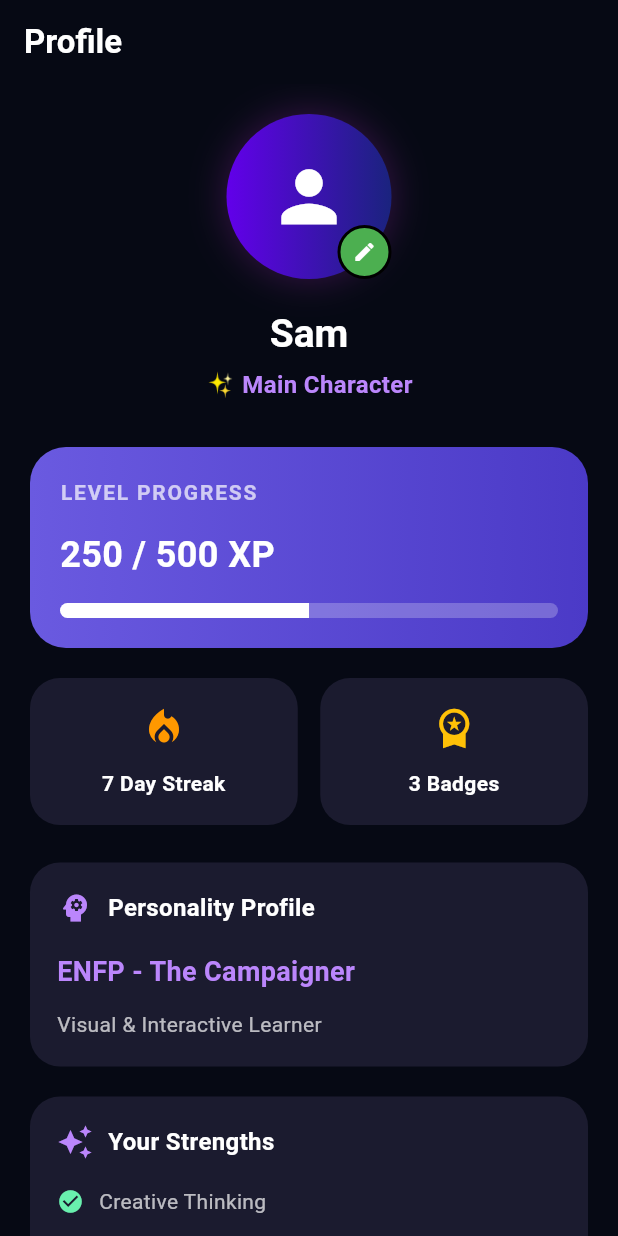
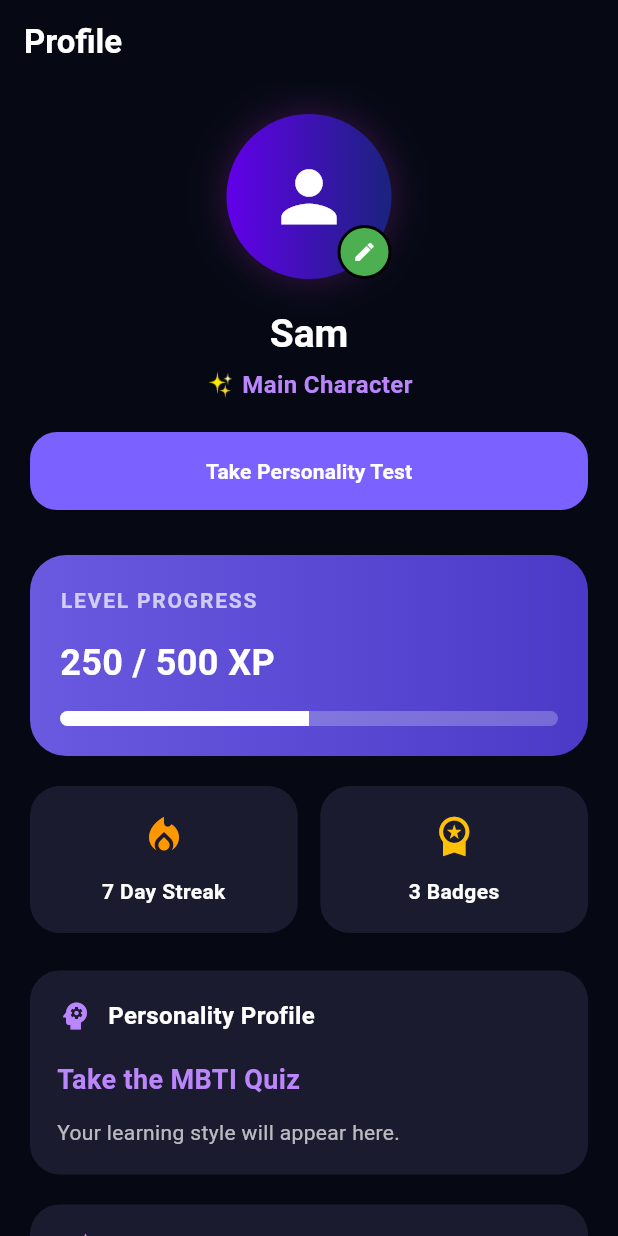
Before and after one commit to atarhbekatoh-star/SPOTLIGHT, a Flutter app: the ProfilePage screen opened directly, on a phone screen of 412 x 824 dp. Run offline on Flutter 3.47's test engine with Material 3 defaults, Android fonts, the phone set to English and light mode, and no system bars; our stand-ins replace cached_network_image, google_fonts, image_picker; missing offline and left inert: multi_charts.

Commit message:
some updates and others

```diff
--- a/lib/main.dart
+++ b/lib/main.dart
@@ -87,7 +87,7 @@ class _MainScreenState extends State<MainScreen> {
         type: BottomNavigationBarType.fixed,
         items: const [
           BottomNavigationBarItem(icon: Icon(Icons.home_filled), label: 'Home'),
-          BottomNavigationBarItem(icon: Icon(Icons.bar_chart), label: 'Stats'),
+          BottomNavigationBarItem(icon: Icon(Icons.chat_bubble_outlined), label: 'chat'),
           BottomNavigationBarItem(
             icon: Icon(Icons.psychology),
             label: 'Practice',
--- a/lib/profile_page.dart
+++ b/lib/profile_page.dart
@@ -1,5 +1,5 @@
-
 import 'package:flutter/material.dart';
+import 'mbti_quiz_page.dart';
 
 class ProfilePage extends StatefulWidget {
   final ThemeMode currentThemeMode;
@@ -17,34 +17,57 @@ class ProfilePage extends StatefulWidget {
 
 class _ProfilePageState extends State<ProfilePage> {
   // -----------------------------
-  // MOCK BACKEND DATA
-  // Later you can replace this
-  // with Firebase/API/database data
+  // USER DATA
   // -----------------------------
 
   final String userName = "Sam";
   final String currentRank = "✨ Main Character";
+
   final int xp = 250;
   final int maxXp = 500;
+
   final int streakDays = 7;
   final int badges = 3;
   final int weeklyProgress = 68;
 
-  final String personalityType = "ENFP - The Campaigner";
-  final String learningStyle = "Visual & Interactive Learner";
+  // -----------------------------
+  // MBTI DATA (UPDATABLE)
+  // -----------------------------
 
-  final List<String> strengths = [
-    "Creative Thinking",
-    "Fast Learner",
-    "Strong Communication",
-    "High Motivation",
+  String personalityType = "Take the MBTI Quiz";
+  String learningStyle = "Your learning style will appear here.";
+
+  List<String> strengths = [
+    "Complete the personality test",
   ];
+
+  String aiInsight =
+      "Your personality insights will appear after taking the test.";
+
+  // -----------------------------
+  // GOALS
+  // -----------------------------
 
   final List<String> goals = [
     "Complete 3 practice sessions",
     "Maintain 7-day streak",
     "Unlock next badge",
   ];
+
+  void updatePersonalityData(Map<String, dynamic> result) {
+    setState(() {
+      personalityType = result["type"];
+
+      learningStyle =
+          result["type"].contains("N")
+              ? "Creative & Intuitive Learner"
+              : "Structured & Practical Learner";
+
+      strengths = List<String>.from(result["strengths"]);
+
+      aiInsight = result["insight"];
+    });
+  }
 
   @override
   Widget build(BuildContext context) {
@@ -53,13 +76,16 @@ class _ProfilePageState extends State<ProfilePage> {
     final isDarkMode =
         widget.currentThemeMode == ThemeMode.dark ||
         (widget.currentThemeMode == ThemeMode.system &&
-            MediaQuery.of(context).platformBrightness == Brightness.dark);
+            MediaQuery.of(context).platformBrightness ==
+                Brightness.dark);
 
     return Scaffold(
       backgroundColor: theme.scaffoldBackgroundColor,
+
       appBar: AppBar(
         backgroundColor: Colors.transparent,
         elevation: 0,
+
         title: Text(
           "Profile",
           style: TextStyle(
@@ -68,29 +94,39 @@ class _ProfilePageState extends State<ProfilePage> {
           ),
         ),
       ),
+
       body: ListView(
-        padding: const EdgeInsets.symmetric(horizontal: 20, vertical: 10),
+        padding: const EdgeInsets.symmetric(
+          horizontal: 20,
+          vertical: 10,
+        ),
+
         children: [
           const SizedBox(height: 10),
 
           // PROFILE HEADER
+
           Center(
             child: Column(
               children: [
                 Stack(
                   alignment: Alignment.bottomRight,
+
                   children: [
                     Container(
                       height: 110,
                       width: 110,
+
                       decoration: BoxDecoration(
                         shape: BoxShape.circle,
+
                         gradient: const LinearGradient(
                           colors: [
                             Color(0xFF6200EA),
                             Color(0xFF1A237E),
                           ],
                         ),
+
                         boxShadow: [
                           BoxShadow(
                             color: Colors.purple.withAlpha(80),
@@ -99,6 +135,7 @@ class _ProfilePageState extends State<ProfilePage> {
                           ),
                         ],
                       ),
+
                       child: const Icon(
                         Icons.person,
                         size: 55,
@@ -108,11 +145,16 @@ class _ProfilePageState extends State<ProfilePage> {
 
                     Container(
                       padding: const EdgeInsets.all(8),
+
                       decoration: BoxDecoration(
                         color: Colors.green,
                         shape: BoxShape.circle,
-                        border: Border.all(color: Colors.black, width: 2),
+                        border: Border.all(
+                          color: Colors.black,
+                          width: 2,
                         ),
+                      ),
+
                       child: const Icon(
                         Icons.edit,
                         color: Colors.white,
@@ -126,6 +168,7 @@ class _ProfilePageState extends State<ProfilePage> {
 
                 Text(
                   userName,
+
                   style: theme.textTheme.titleLarge?.copyWith(
                     fontSize: 26,
                     fontWeight: FontWeight.bold,
@@ -136,10 +179,57 @@ class _ProfilePageState extends State<ProfilePage> {
 
                 Text(
                   currentRank,
+
                   style: const TextStyle(
                     color: Color(0xFFBB86FC),
                     fontSize: 16,
                     fontWeight: FontWeight.w600,
+                  ),
+                ),
+
+                const SizedBox(height: 20),
+
+                // MBTI QUIZ BUTTON
+
+                SizedBox(
+                  width: double.infinity,
+
+                  child: ElevatedButton(
+                    onPressed: () {
+                      Navigator.push(
+                        context,
+                        MaterialPageRoute(
+                          builder: (_) => MBTIQuizPage(
+                            onQuizCompleted:
+                                updatePersonalityData,
+                          ),
+                        ),
+                      );
+                    },
+
+                    style: ElevatedButton.styleFrom(
+                      backgroundColor:
+                          const Color(0xFF7B61FF),
+
+                      padding:
+                          const EdgeInsets.symmetric(
+                        vertical: 16,
+                      ),
+
+                      shape: RoundedRectangleBorder(
+                        borderRadius:
+                            BorderRadius.circular(18),
+                      ),
+                    ),
+
+                    child: const Text(
+                      "Take Personality Test",
+
+                      style: TextStyle(
+                        color: Colors.white,
+                        fontWeight: FontWeight.bold,
+                      ),
+                    ),
                   ),
                 ),
               ],
@@ -149,10 +239,13 @@ class _ProfilePageState extends State<ProfilePage> {
           const SizedBox(height: 30),
 
           // XP CARD
+
           Container(
             padding: const EdgeInsets.all(20),
+
             decoration: BoxDecoration(
               borderRadius: BorderRadius.circular(24),
+
               gradient: const LinearGradient(
                 colors: [
                   Color(0xFF6A5AE0),
@@ -160,11 +253,15 @@ class _ProfilePageState extends State<ProfilePage> {
                 ],
               ),
             ),
+
             child: Column(
-              crossAxisAlignment: CrossAxisAlignment.start,
+              crossAxisAlignment:
+                  CrossAxisAlignment.start,
+
               children: [
                 const Text(
                   "LEVEL PROGRESS",
+
                   style: TextStyle(
                     color: Colors.white70,
                     letterSpacing: 1.2,
@@ -176,6 +273,7 @@ class _ProfilePageState extends State<ProfilePage> {
 
                 Text(
                   "$xp / $maxXp XP",
+
                   style: const TextStyle(
                     color: Colors.white,
                     fontSize: 24,
@@ -186,12 +284,17 @@ class _ProfilePageState extends State<ProfilePage> {
                 const SizedBox(height: 15),
 
                 ClipRRect(
-                  borderRadius: BorderRadius.circular(20),
+                  borderRadius:
+                      BorderRadius.circular(20),
+
                   child: LinearProgressIndicator(
                     value: xp / maxXp,
                     minHeight: 10,
                     backgroundColor: Colors.white24,
-                    valueColor: const AlwaysStoppedAnimation<Color>(
+
+                    valueColor:
+                        const AlwaysStoppedAnimation<
+                            Color>(
                       Colors.white,
                     ),
                   ),
@@ -202,13 +305,16 @@ class _ProfilePageState extends State<ProfilePage> {
 
           const SizedBox(height: 20),
 
-          // STATS ROW
+          // MINI STATS
+
           Row(
             children: [
               Expanded(
                 child: _buildMiniStatCard(
-                  icon: Icons.local_fire_department,
-                  title: "$streakDays Day Streak",
+                  icon:
+                      Icons.local_fire_department,
+                  title:
+                      "$streakDays Day Streak",
                   color: Colors.orange,
                 ),
               ),
@@ -227,15 +333,20 @@ class _ProfilePageState extends State<ProfilePage> {
 
           const SizedBox(height: 25),
 
-          // PERSONALITY CARD
+          // PERSONALITY PROFILE
+
           _buildSectionCard(
             title: "Personality Profile",
             icon: Icons.psychology,
+
             child: Column(
-              crossAxisAlignment: CrossAxisAlignment.start,
+              crossAxisAlignment:
+                  CrossAxisAlignment.start,
+
               children: [
                 Text(
                   personalityType,
+
                   style: const TextStyle(
                     color: Color(0xFFBB86FC),
                     fontSize: 18,
@@ -247,6 +358,7 @@ class _ProfilePageState extends State<ProfilePage> {
 
                 Text(
                   learningStyle,
+
                   style: const TextStyle(
                     color: Colors.white70,
                     fontSize: 14,
@@ -258,28 +370,42 @@ class _ProfilePageState extends State<ProfilePage> {
 
           const SizedBox(height: 20),
 
-          // STRENGTHS CARD
+          // STRENGTHS
+
           _buildSectionCard(
             title: "Your Strengths",
             icon: Icons.auto_awesome,
+
             child: Column(
-              children: strengths
+              children:
+                  strengths
                       .map(
                         (strength) => Padding(
-                      padding: const EdgeInsets.only(bottom: 12),
+                          padding:
+                              const EdgeInsets.only(
+                            bottom: 12,
+                          ),
+
                           child: Row(
                             children: [
                               const Icon(
                                 Icons.check_circle,
-                            color: Colors.greenAccent,
+                                color:
+                                    Colors.greenAccent,
                                 size: 18,
                               ),
-                          const SizedBox(width: 10),
+
+                              const SizedBox(
+                                  width: 10),
+
                               Expanded(
                                 child: Text(
                                   strength,
-                              style: const TextStyle(
-                                color: Colors.white70,
+
+                                  style:
+                                      const TextStyle(
+                                    color:
+                                        Colors.white70,
                                   ),
                                 ),
                               ),
@@ -294,14 +420,19 @@ class _ProfilePageState extends State<ProfilePage> {
           const SizedBox(height: 20),
 
           // WEEKLY PROGRESS
+
           _buildSectionCard(
             title: "Weekly Progress",
             icon: Icons.bar_chart,
+
             child: Column(
-              crossAxisAlignment: CrossAxisAlignment.start,
+              crossAxisAlignment:
+                  CrossAxisAlignment.start,
+
               children: [
                 Text(
                   "$weeklyProgress% Complete",
+
                   style: const TextStyle(
                     color: Colors.white,
                     fontWeight: FontWeight.bold,
@@ -312,12 +443,18 @@ class _ProfilePageState extends State<ProfilePage> {
                 const SizedBox(height: 15),
 
                 ClipRRect(
-                  borderRadius: BorderRadius.circular(20),
+                  borderRadius:
+                      BorderRadius.circular(20),
+
                   child: LinearProgressIndicator(
                     value: weeklyProgress / 100,
                     minHeight: 10,
-                    backgroundColor: Colors.white10,
-                    valueColor: const AlwaysStoppedAnimation<Color>(
+                    backgroundColor:
+                        Colors.white10,
+
+                    valueColor:
+                        const AlwaysStoppedAnimation<
+                            Color>(
                       Color(0xFFBB86FC),
                     ),
                   ),
@@ -328,28 +465,43 @@ class _ProfilePageState extends State<ProfilePage> {
 
           const SizedBox(height: 20),
 
-          // GOALS SECTION
+          // GOALS
+
           _buildSectionCard(
             title: "Current Goals",
             icon: Icons.flag,
+
             child: Column(
-              children: goals
+              children:
+                  goals
                       .map(
                         (goal) => Padding(
-                      padding: const EdgeInsets.only(bottom: 12),
+                          padding:
+                              const EdgeInsets.only(
+                            bottom: 12,
+                          ),
+
                           child: Row(
                             children: [
                               const Icon(
-                            Icons.radio_button_checked,
-                            color: Color(0xFFBB86FC),
+                                Icons
+                                    .radio_button_checked,
+                                color:
+                                    Color(0xFFBB86FC),
                                 size: 18,
                               ),
-                          const SizedBox(width: 10),
+
+                              const SizedBox(
+                                  width: 10),
+
                               Expanded(
                                 child: Text(
                                   goal,
-                              style: const TextStyle(
-                                color: Colors.white70,
+
+                                  style:
+                                      const TextStyle(
+                                    color:
+                                        Colors.white70,
                                   ),
                                 ),
                               ),
@@ -363,23 +515,31 @@ class _ProfilePageState extends State<ProfilePage> {
 
           const SizedBox(height: 20),
 
-          // AI INSIGHT CARD
+          // AI INSIGHT
+
           Container(
             padding: const EdgeInsets.all(18),
+
             decoration: BoxDecoration(
-              borderRadius: BorderRadius.circular(20),
+              borderRadius:
+                  BorderRadius.circular(20),
+
               gradient: LinearGradient(
                 colors: [
                   Colors.purple.withAlpha(40),
                   Colors.blue.withAlpha(30),
                 ],
               ),
+
               border: Border.all(
                 color: Colors.purple.withAlpha(80),
               ),
             ),
+
             child: Row(
-              crossAxisAlignment: CrossAxisAlignment.start,
+              crossAxisAlignment:
+                  CrossAxisAlignment.start,
+
               children: [
                 const Icon(
                   Icons.lightbulb_outline,
@@ -390,7 +550,8 @@ class _ProfilePageState extends State<ProfilePage> {
 
                 Expanded(
                   child: Text(
-                    "Your consistency is improving rapidly. Keep practicing daily to unlock your next achievement and level up faster.",
+                    aiInsight,
+
                     style: const TextStyle(
                       color: Colors.white70,
                       height: 1.5,
@@ -403,22 +564,36 @@ class _ProfilePageState extends State<ProfilePage> {
 
           const SizedBox(height: 25),
 
-          // THEME SETTINGS
+          // DARK MODE
+
           Container(
             decoration: BoxDecoration(
               color: theme.cardColor,
-              borderRadius: BorderRadius.circular(20),
+              borderRadius:
+                  BorderRadius.circular(20),
             ),
+
             child: SwitchListTile(
               title: const Text("Dark Theme"),
+
               secondary: Icon(
-                isDarkMode ? Icons.dark_mode : Icons.light_mode,
+                isDarkMode
+                    ? Icons.dark_mode
+                    : Icons.light_mode,
               ),
+
               value: isDarkMode,
-              activeTrackColor: Colors.purpleAccent.withAlpha(100),
+
+              activeTrackColor:
+                  Colors.purpleAccent.withAlpha(
+                100,
+              ),
+
               onChanged: (bool value) {
                 widget.onThemeChanged(
-                  value ? ThemeMode.dark : ThemeMode.light,
+                  value
+                      ? ThemeMode.dark
+                      : ThemeMode.light,
                 );
               },
             ),
@@ -426,20 +601,32 @@ class _ProfilePageState extends State<ProfilePage> {
 
           const SizedBox(height: 15),
 
-          // SETTINGS TILE
+          // SETTINGS
+
           Container(
             decoration: BoxDecoration(
               color: theme.cardColor,
-              borderRadius: BorderRadius.circular(20),
+              borderRadius:
+                  BorderRadius.circular(20),
             ),
+
             child: ListTile(
               leading: const Icon(Icons.settings),
+
               title: const Text("Settings"),
-              trailing: const Icon(Icons.arrow_forward_ios, size: 16),
+
+              trailing: const Icon(
+                Icons.arrow_forward_ios,
+                size: 16,
+              ),
+
               onTap: () {
-                ScaffoldMessenger.of(context).showSnackBar(
+                ScaffoldMessenger.of(context)
+                    .showSnackBar(
                   const SnackBar(
-                    content: Text("Settings coming soon!"),
+                    content: Text(
+                      "Settings coming soon!",
+                    ),
                   ),
                 );
               },
@@ -452,9 +639,7 @@ class _ProfilePageState extends State<ProfilePage> {
     );
   }
 
-  // -----------------------------
-  // REUSABLE MINI STAT CARD
-  // -----------------------------
+  // MINI STAT CARD
 
   Widget _buildMiniStatCard({
     required IconData icon,
@@ -463,17 +648,22 @@ class _ProfilePageState extends State<ProfilePage> {
   }) {
     return Container(
       padding: const EdgeInsets.all(18),
+
       decoration: BoxDecoration(
         color: const Color(0xFF1B1B2F),
         borderRadius: BorderRadius.circular(20),
       ),
+
       child: Column(
         children: [
           Icon(icon, color: color, size: 30),
+
           const SizedBox(height: 12),
+
           Text(
             title,
             textAlign: TextAlign.center,
+
             style: const TextStyle(
               color: Colors.white,
               fontWeight: FontWeight.w600,
@@ -484,9 +674,7 @@ class _ProfilePageState extends State<ProfilePage> {
     );
   }
 
-  // -----------------------------
-  // REUSABLE SECTION CARD
-  // -----------------------------
+  // SECTION CARD
 
   Widget _buildSectionCard({
     required String title,
@@ -495,19 +683,29 @@ class _ProfilePageState extends State<ProfilePage> {
   }) {
     return Container(
       padding: const EdgeInsets.all(18),
+
       decoration: BoxDecoration(
         color: const Color(0xFF1B1B2F),
         borderRadius: BorderRadius.circular(20),
       ),
+
       child: Column(
-        crossAxisAlignment: CrossAxisAlignment.start,
+        crossAxisAlignment:
+            CrossAxisAlignment.start,
+
         children: [
           Row(
             children: [
-              Icon(icon, color: const Color(0xFFBB86FC)),
+              Icon(
+                icon,
+                color: const Color(0xFFBB86FC),
+              ),
+
               const SizedBox(width: 10),
+
               Text(
                 title,
+
                 style: const TextStyle(
                   color: Colors.white,
                   fontWeight: FontWeight.bold,
--- a/lib/skill_active_listening.dart
+++ b/lib/skill_active_listening.dart
@@ -85,7 +85,7 @@ class ActiveListeningDetailPage extends StatelessWidget {
                 ),
                 const SizedBox(height: 40),
 
-                // STATS GRID
+                // chats  GRID
                 Row(
                   children: [
                     _buildGojoStat(
--- a/lib/skill_public_speaking.dart
+++ b/lib/skill_public_speaking.dart
@@ -152,7 +152,7 @@ class PublicSpeakingDetailPage extends StatelessWidget {
 
                 const SizedBox(height: 20),
 
-                // SMALL STATS ROW
+                // SMALL chats ROW
                 Row(
                   children: [
                     _buildMiniStat(
--- a/pubspec.yaml
+++ b/pubspec.yaml
@@ -18,6 +18,7 @@ dependencies:
   cupertino_icons: ^1.0.8
   file_picker: ^8.0.0+1
   multi_charts: ^0.3.0
+  image_picker: ^1.1.2
 
 dev_dependencies:
   flutter_test:
```
Also changed, not shown: lib/mbti_quiz_page.dart (added, +279 -0 lines), lib/stats_page.dart (+4 -4 lines), pubspec.lock, 5 other files. Lines whose indentation alone changed are shown as unchanged.
